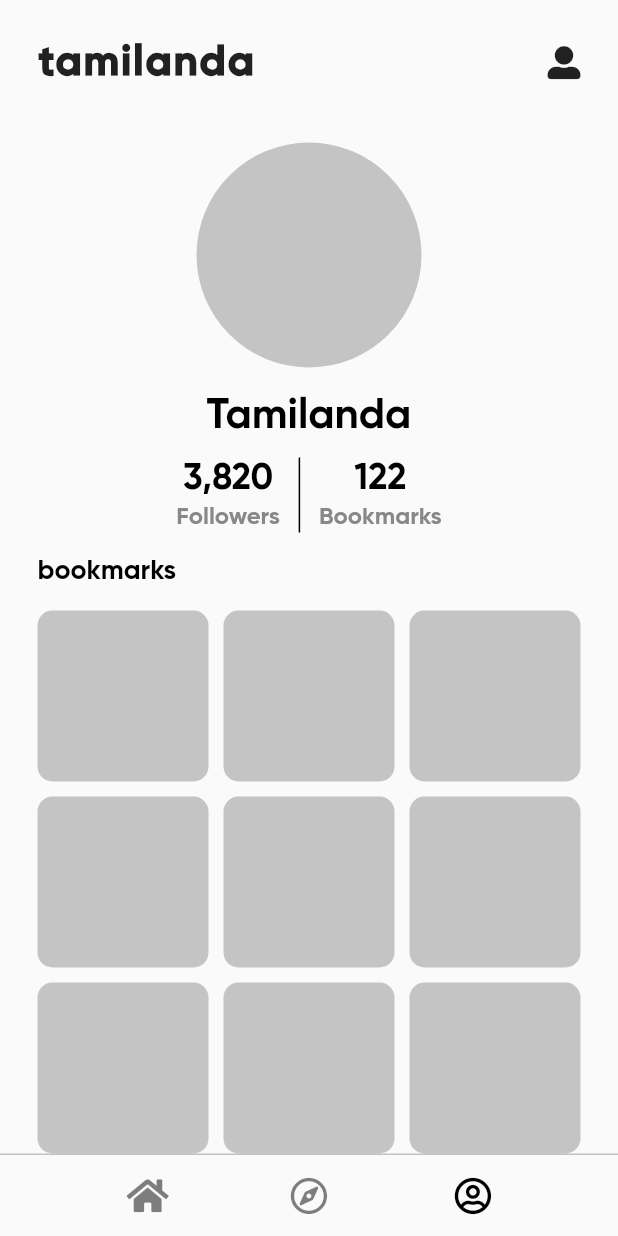
After one commit to sathakhussam/collections, a Flutter app: the ProfilePage screen opened by its route, on a phone screen of 412 x 824 dp. The commit adds this screen. Run offline on Flutter 3.47's test engine with Material 2 defaults, Android fonts, the phone set to English and light mode, and no system bars; our stand-ins replace font_awesome_flutter.

Commit message:
Completed Profile Page

```diff
--- a/lib/main.dart
+++ b/lib/main.dart
@@ -1,5 +1,6 @@
 import 'package:collections/pages/discover.dart';
 import 'package:collections/pages/home.dart';
+import 'package:collections/pages/profile.dart';
 import 'package:flutter/material.dart';
 
 void main() {
@@ -14,6 +15,7 @@ class MyApp extends StatelessWidget {
       routes: {
         'home': (BuildContext ctx) => HomePage(),
         'discover': (BuildContext ctx) => DiscoverPage(),
+        'profile': (BuildContext ctx) => ProfilePage(),
       },
       theme: ThemeData(
         accentColor: Colors.grey[100],
--- /dev/null
+++ b/lib/pages/profile.dart
@@ -0,0 +1,123 @@
+import 'package:collections/widgets/custom_bottom_bar.dart';
+import 'package:collections/widgets/navigation_bar.dart';
+import 'package:flutter/material.dart';
+import 'package:font_awesome_flutter/font_awesome_flutter.dart';
+
+class ProfilePage extends StatelessWidget {
+  // Constants
+  final NavigationIcon = Icon(
+    FontAwesomeIcons.userAlt,
+    size: 22.0,
+  );
+
+  @override
+  Widget build(BuildContext context) {
+    return Scaffold(
+      bottomNavigationBar: CustomBottomBar(),
+      body: SafeArea(
+        child: ListView(
+          children: [
+            NavigationBar(title: "tamilanda", actionIcon: this.NavigationIcon),
+            SizedBox(height: 10.0),
+            CircleAvatar(
+              backgroundColor: Color(0xffc4c4c4),
+              radius: 75.0,
+            ),
+            SizedBox(height: 15.0),
+            Row(
+              mainAxisAlignment: MainAxisAlignment.center,
+              children: [
+                Text(
+                  "Tamilanda",
+                  style: TextStyle(
+                      color: Colors.black,
+                      fontFamily: "Gilroy-Bold",
+                      fontSize: 28.0),
+                ),
+              ],
+            ),
+            SizedBox(height: 10.0),
+            Container(
+              height: 50.0,
+              child: Row(
+                mainAxisAlignment: MainAxisAlignment.center,
+                children: [
+                  Column(
+                    crossAxisAlignment: CrossAxisAlignment.center,
+                    children: [
+                      Text(
+                        "3,820",
+                        style: TextStyle(
+                            color: Colors.black,
+                            fontFamily: "Gilroy-Bold",
+                            fontSize: 24.0),
+                      ),
+                      Text(
+                        "Followers",
+                        style: TextStyle(
+                            color: Color(0xff888888),
+                            fontFamily: "Gilroy-Bold",
+                            fontSize: 16.0),
+                      ),
+                    ],
+                  ),
+                  SizedBox(width: 5.0),
+                  VerticalDivider(
+                    thickness: 1.0,
+                    color: Colors.black,
+                  ),
+                  SizedBox(width: 5.0),
+                  Column(
+                    crossAxisAlignment: CrossAxisAlignment.center,
+                    children: [
+                      Text(
+                        "122",
+                        style: TextStyle(
+                            color: Colors.black,
+                            fontFamily: "Gilroy-Bold",
+                            fontSize: 24.0),
+                      ),
+                      Text(
+                        "Bookmarks",
+                        style: TextStyle(
+                            color: Color(0xff888888),
+                            fontFamily: "Gilroy-Bold",
+                            fontSize: 16.0),
+                      ),
+                    ],
+                  ),
+                ],
+              ),
+            ),
+            SizedBox(height: 15.0),
+            Container(
+              margin: EdgeInsets.symmetric(horizontal: 25.0),
+              child: Row(mainAxisAlignment: MainAxisAlignment.start, children: [
+                Text("bookmarks",
+                    style: TextStyle(
+                        fontFamily: "Gilroy-Bold",
+                        color: Colors.black,
+                        fontSize: 18.0))
+              ]),
+            ),
+            Container(
+              margin: EdgeInsets.symmetric(horizontal: 25.0, vertical: 15.0),
+              child: Wrap(
+                  spacing: 10.0,
+                  runSpacing: 10.0,
+                  children: List.generate(500, (index) {
+                    return Container(
+                      height: (MediaQuery.of(context).size.width - 70) / 3,
+                      width: (MediaQuery.of(context).size.width - 70) / 3,
+                      decoration: BoxDecoration(
+                          color: Color(0xffc4c4c4),
+                          borderRadius: BorderRadius.circular(10.0)),
+                    );
+                  })),
+            )
+          ],
+        ),
+      ),
+    );
+  }
+}
--- a/lib/widgets/custom_bottom_bar.dart
+++ b/lib/widgets/custom_bottom_bar.dart
@@ -38,19 +38,27 @@ class CustomBottomBar extends StatelessWidget {
                 size: 25.0,
               ),
             ),
-            Icon(
-              FontAwesomeIcons.userCircle,
-              color: ModalRoute.of(context).settings.name == "profile"
-                  ? Colors.black.withOpacity(1)
-                  : Colors.black.withOpacity(.5),
-              size: 25.0,
+            GestureDetector(
+              onTap: () {
+                if (ModalRoute.of(context).settings.name != "profile") {
+                  Navigator.of(context).popAndPushNamed("profile");
+                }
+              },
+              child: Icon(
+                FontAwesomeIcons.userCircle,
+                color: ModalRoute.of(context).settings.name == "profile"
+                    ? Colors.black.withOpacity(1)
+                    : Colors.black.withOpacity(.5),
+                size: 25.0,
+              ),
             ),
           ],
           mainAxisAlignment: MainAxisAlignment.spaceEvenly,
           crossAxisAlignment: CrossAxisAlignment.center,
         ),
         decoration: BoxDecoration(
-            border: Border(top: BorderSide(color: Color(0xff000000)))),
+            border: Border(
+                top: BorderSide(color: Color(0xff888888).withOpacity(0.5)))),
         height: 55.0,
       ),
     );
```
